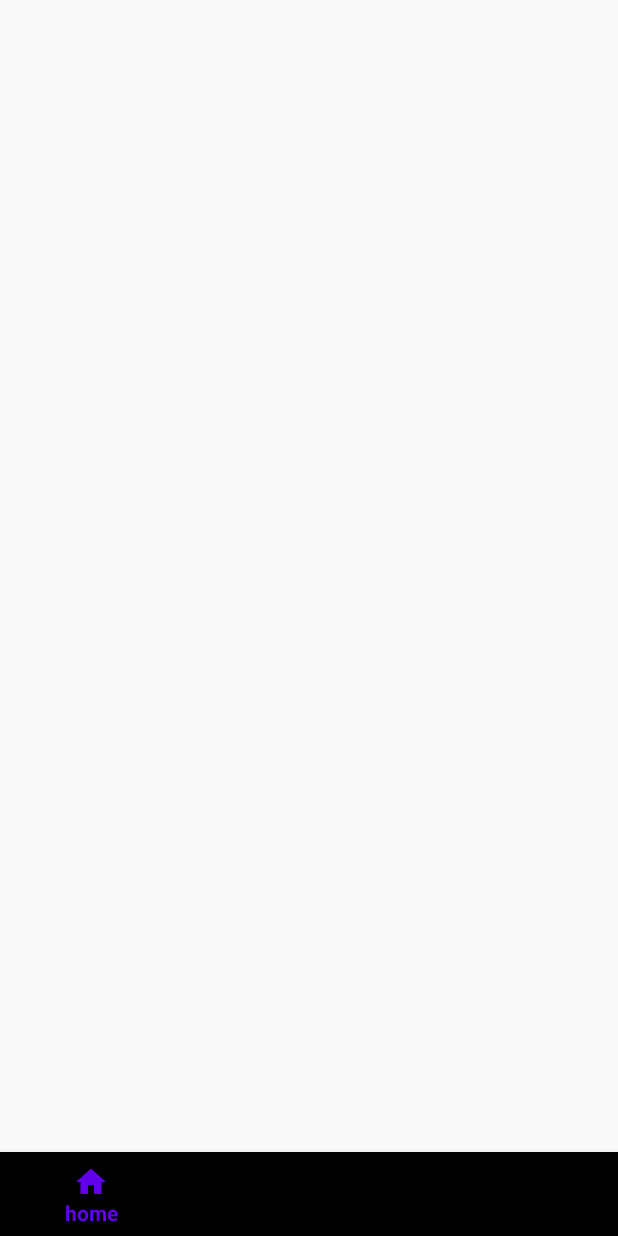
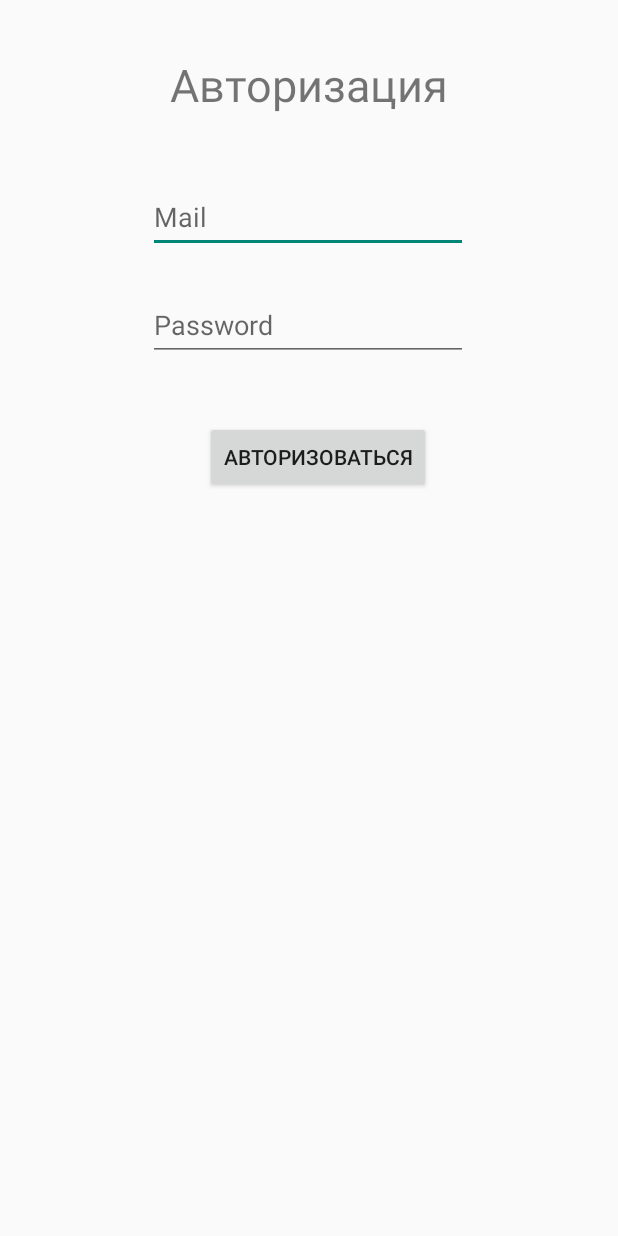
Before and after one commit to yaa-ku/fragment_navigation, an Android app: the screen it shows after launch (MainActivity before the commit, Register after it), on a phone screen of 412 x 824 dp. Run offline under Robolectric (Android 15) with nearby library versions, the phone set to English and light mode, and no system bars; our stand-ins replace Firebase (no records; nobody signed in at launch, a user with empty details on screens opened directly).

```diff
--- a/app/build.gradle
+++ b/app/build.gradle
@@ -1,6 +1,7 @@
 plugins {
     id 'com.android.application'
     id 'org.jetbrains.kotlin.android'
+    id 'com.google.gms.google-services'
 }
 
 android {
@@ -46,6 +47,8 @@ dependencies {
     implementation 'com.google.android.material:material:1.7.0'
     implementation 'androidx.constraintlayout:constraintlayout:2.1.4'
     implementation 'com.android.volley:volley:1.2.1'
+    implementation 'com.google.firebase:firebase-auth-ktx:21.0.3'
+    implementation 'com.google.firebase:firebase-auth:21.0.2'
     testImplementation 'junit:junit:4.13.2'
     androidTestImplementation 'androidx.test.ext:junit:1.1.4'
     androidTestImplementation 'androidx.test.espresso:espresso-core:3.5.0'
--- /dev/null
+++ b/app/src/main/java/com/example/fragment_navigation/Register.kt
@@ -0,0 +1,77 @@
+package com.example.fragment_navigation
+
+import android.content.Intent
+import androidx.appcompat.app.AppCompatActivity
+import android.os.Bundle
+import android.widget.Toast
+import com.example.fragment_navigation.databinding.ActivityMainBinding
+import com.example.fragment_navigation.databinding.ActivityRegisterBinding
+import com.google.firebase.auth.FirebaseAuth
+
+class Register : AppCompatActivity() {
+    private lateinit var binding: ActivityRegisterBinding
+    private lateinit var user: FirebaseAuth
+
+
+    override fun onCreate(savedInstanceState: Bundle?) {
+        super.onCreate(savedInstanceState)
+        binding = ActivityRegisterBinding.inflate(layoutInflater)
+        setContentView(binding.root)
+        user = FirebaseAuth.getInstance()
+
+        checkIfUserIsLogged()
+
+
+        binding.btnLogin.setOnClickListener {
+            registerUser()
+        }
+    }
+
+    private fun checkIfUserIsLogged(){
+        if (user.currentUser != null){
+            startActivity(Intent(this, MainActivity::class.java))
+            finish()
+        }
+    }
+
+    private fun registerUser(){
+        val email = binding.etMail.text.toString()
+        val password = binding.etPassword.text.toString()
+        if (email.isNotEmpty() && password.isNotEmpty()) {
+            /*  user.createUserWithEmailAndPassword(email, password).addOnCompleteListener(MainActivity()) {
+                      task ->
+                  if (task.isSuccessful){
+                      Toast.makeText(
+                          this,
+                          "Пользователь успешно добавлен",
+                          Toast.LENGTH_SHORT
+                      ).show()
+                      startActivity(Intent(this, SecondActivity::class.java))
+                      finish()
+                  } else{*/
+
+            user.signInWithEmailAndPassword(email, password).addOnCompleteListener { mTask ->
+                if (mTask.isSuccessful){
+                    startActivity(Intent(this, MainActivity::class.java))
+                    finish()
+                }else{
+                    /*  Toast.makeText(
+                          this,
+                          task.exception!!.message,
+                          Toast.LENGTH_SHORT
+                      ).show()*/
+                    Toast.makeText(
+                        this,
+                        "Данный пользователь не активирован, либо вы ввели не верные данные",
+                        Toast.LENGTH_SHORT
+                    ).show()
+                }
+                //  }
+
+                //  }
+            }
+        }else {
+            Toast.makeText(this, "Ввведите почту и пароль", Toast.LENGTH_SHORT).show()
+        }
+    }
+}
--- /dev/null
+++ b/app/src/main/res/layout/activity_register.xml
@@ -0,0 +1,61 @@
+<?xml version="1.0" encoding="utf-8"?>
+<androidx.constraintlayout.widget.ConstraintLayout xmlns:android="http://schemas.android.com/apk/res/android"
+    xmlns:app="http://schemas.android.com/apk/res-auto"
+    xmlns:tools="http://schemas.android.com/tools"
+    android:layout_width="match_parent"
+    android:layout_height="match_parent"
+    tools:context=".Register">
+
+    <TextView
+        android:id="@+id/textView"
+        android:layout_width="wrap_content"
+        android:layout_height="wrap_content"
+        android:layout_marginTop="36dp"
+        android:text="Авторизация"
+        android:textSize="30dp"
+        android:color="@color/black"
+        app:layout_constraintEnd_toEndOf="parent"
+        app:layout_constraintStart_toStartOf="parent"
+        app:layout_constraintTop_toTopOf="parent" />
+
+    <EditText
+        android:id="@+id/etMail"
+        android:layout_width="wrap_content"
+        android:layout_height="wrap_content"
+        android:layout_marginTop="44dp"
+        android:ems="10"
+        android:hint="Mail"
+        android:inputType="textPersonName"
+        android:minHeight="48dp"
+        android:text=""
+        app:layout_constraintEnd_toEndOf="parent"
+        app:layout_constraintHorizontal_bias="0.497"
+        app:layout_constraintStart_toStartOf="parent"
+        app:layout_constraintTop_toBottomOf="@+id/textView" />
+
+    <EditText
+        android:id="@+id/etPassword"
+        android:layout_width="wrap_content"
+        android:layout_height="wrap_content"
+        android:layout_marginTop="116dp"
+        android:ems="10"
+        android:hint="Password"
+        android:inputType="textPersonName"
+        android:minHeight="48dp"
+        android:text=""
+        app:layout_constraintEnd_toEndOf="parent"
+        app:layout_constraintHorizontal_bias="0.497"
+        app:layout_constraintStart_toStartOf="parent"
+        app:layout_constraintTop_toBottomOf="@+id/textView" />
+
+    <Button
+        android:id="@+id/btnLogin"
+        android:layout_width="wrap_content"
+        android:layout_height="wrap_content"
+        android:layout_marginTop="204dp"
+        android:text="Авторизоваться"
+        app:layout_constraintEnd_toEndOf="parent"
+        app:layout_constraintHorizontal_bias="0.523"
+        app:layout_constraintStart_toStartOf="parent"
+        app:layout_constraintTop_toBottomOf="@+id/textView" />
+</androidx.constraintlayout.widget.ConstraintLayout>
--- a/build.gradle
+++ b/build.gradle
@@ -1,4 +1,8 @@
-// Top-level build file where you can add configuration options common to all sub-projects/modules.
+buildscript {
+    dependencies {
+        classpath 'com.google.gms:google-services:4.3.10'
+    }
+}// Top-level build file where you can add configuration options common to all sub-projects/modules.
 plugins {
     id 'com.android.application' version '7.3.1' apply false
     id 'com.android.library' version '7.3.1' apply false
```
Also changed, not shown: app/src/main/AndroidManifest.xml (+9 -2 lines), app/src/main/java/com/example/fragment_navigation/ProfileFragment.kt (+20 -40 lines), app/src/main/java/com/example/fragment_navigation/WeatherFragment.kt (+5 -3 lines), app/src/main/res/layout/fragment_profile.xml (+27 -4 lines), app/src/main/res/layout/fragment_weather.xml (+0 -34 lines), 1 other file.
